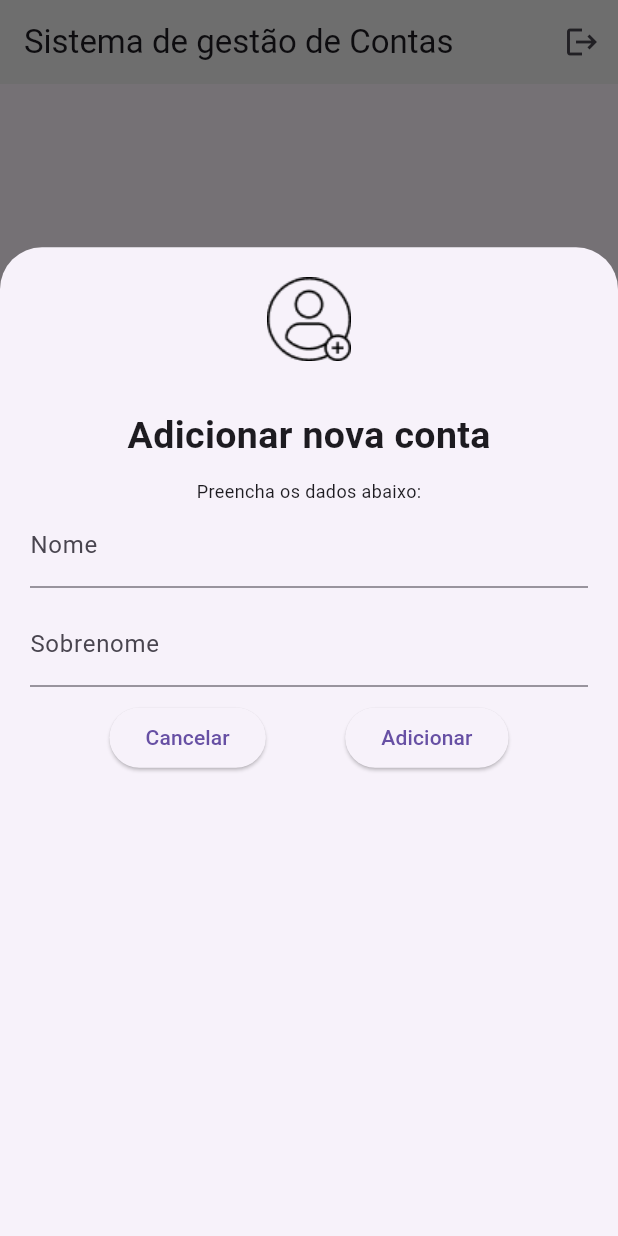
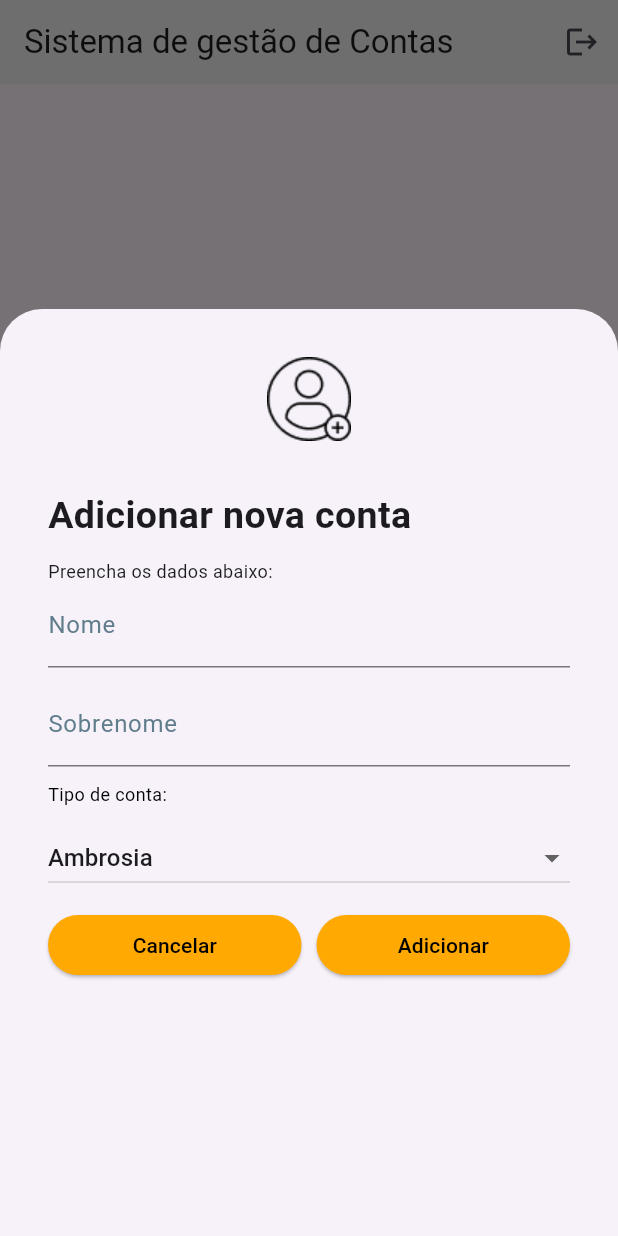
Before and after one commit to felipelwvargas-spec/flutter_banco_douro, a Flutter app: the screen it shows after launch, after a tap on "Entrar", after a tap on the "add" icon, on a phone screen of 412 x 824 dp. Run offline on Flutter 3.47's test engine with Material 3 defaults, Android fonts, the phone set to English and light mode, and no system bars; network calls fail.

Commit message:
Função adicionar conta

```diff
--- a/lib/main.dart
+++ b/lib/main.dart
@@ -22,7 +22,7 @@ class BancoDouroApp extends StatelessWidget {
       // Define as rotas disponíveis na aplicação
       routes: {
         'login': (context) => const LoginScreen(),
-        'home': (context) => HomeScreen(),
+        'home': (context) => const HomeScreen(),
       },
       // Define a rota inicial como a tela de login
       initialRoute: 'login',
--- a/lib/ui/home_screen.dart
+++ b/lib/ui/home_screen.dart
@@ -14,7 +14,7 @@ import 'package:flutter_banco_douro/ui/widgets/add_account_modal.dart';
 /// dentro de um `setState` para forçar o `FutureBuilder` a recarregar os
 /// dados.
 class HomeScreen extends StatefulWidget {
-  HomeScreen({super.key});
+  const HomeScreen({super.key});
 
   @override
   State<HomeScreen> createState() => _HomeScreenState();
--- a/lib/ui/login_screen.dart
+++ b/lib/ui/login_screen.dart
@@ -1,4 +1,5 @@
 import 'package:flutter/material.dart';
+import 'package:flutter_banco_douro/ui/styles/colors.dart';
 
 /// Tela de login do aplicativo
 class LoginScreen extends StatelessWidget {
@@ -47,7 +48,7 @@ class LoginScreen extends StatelessWidget {
                     // Campo de entrada para e-mail
                     TextFormField(
                       decoration: const InputDecoration(
-                        label: Text("E-mail"),
+                        label: Text("E-mail",),labelStyle: TextStyle(color: Colors.blueGrey)
 
 
                       ),
@@ -57,10 +58,10 @@ class LoginScreen extends StatelessWidget {
                     TextFormField(
                       obscureText: true,
                       decoration: const InputDecoration(
-                        label: Text("Senha"),
+                        label: Text("Senha"),labelStyle: TextStyle(color: Colors.blueGrey)
                       ),
                     ),
-                    const SizedBox(height: 32),
+                    const SizedBox(height: 30),
                     // Botão de login que navega para a tela de home
                     ElevatedButton(
                       onPressed: () {
@@ -68,7 +69,8 @@ class LoginScreen extends StatelessWidget {
                       },
                       style: const ButtonStyle(
                         backgroundColor: WidgetStatePropertyAll(
-                          Color(0xFFFFA902),
+                          AppColor.orange,
+
                         ),
                       ),
                       child: const Text(
--- a/lib/ui/widgets/add_account_modal.dart
+++ b/lib/ui/widgets/add_account_modal.dart
@@ -1,18 +1,44 @@
 import 'package:flutter/material.dart';
+import 'package:flutter_banco_douro/models/account.dart';
+import 'package:flutter_banco_douro/services/account_services.dart';
+import 'package:flutter_banco_douro/ui/styles/colors.dart';
+import 'package:uuid/uuid.dart';
 
-class AddAccountModal extends StatelessWidget {
+/// Modal que contém o formulário para adicionar uma nova conta.
+///
+/// Exibe campos para nome e sobrenome e botões para confirmar ou
+/// cancelar a operação.
+class AddAccountModal extends StatefulWidget {
   const AddAccountModal({super.key});
 
   @override
+  State<AddAccountModal> createState() => _AddAccountModalState();
+}
+
+class _AddAccountModalState extends State<AddAccountModal> {
+  String _accountType = "AMBROSIA";
+  TextEditingController _nameController = TextEditingController();
+  TextEditingController _lastNameController = TextEditingController();
+
+
+  /// Constrói o layout do modal com campos de entrada e botões.
+  @override
   Widget build(BuildContext context) {
-    return
-        Container(
-          height: MediaQuery.of(context).size.height * 0.80,
-          padding: const EdgeInsets.all(20),
-          child: Column(children: [
-            Image.asset("assets/images/icon_add_account.png"),
+    return Container(
+      height: MediaQuery.of(context).size.height * 0.75,
+      padding: EdgeInsets.only(
+        top: 32,
+        left: 32,
+        right: 32,
+        bottom: MediaQuery.of(context).viewInsets.bottom,
+      ),
+      child: SingleChildScrollView(
+        child: Column(crossAxisAlignment: CrossAxisAlignment.start, children: [
+          Center(
+            child: Image.asset("assets/images/icon_add_account.png"),
+          ),
           const SizedBox(height: 32),
-            // Título da aplicação
+          // Título do modal
           const Text(
             "Adicionar nova conta",
             textAlign: TextAlign.start,
@@ -30,26 +56,99 @@ class AddAccountModal extends StatelessWidget {
             ),
           ),
           TextFormField(
+            controller: _nameController,
             decoration: const InputDecoration(
               labelText: 'Nome',
+              labelStyle: TextStyle(color: Colors.blueGrey),
             ),
           ),
           const SizedBox(height: 10),
           TextFormField(
+            controller: _lastNameController,
             decoration: const InputDecoration(
               labelText: 'Sobrenome',
+              labelStyle: TextStyle(color: Colors.blueGrey),
             ),
           ),
           const SizedBox(height: 10),
-            Row(
-              mainAxisAlignment: MainAxisAlignment.spaceEvenly,
-              children: [
-                ElevatedButton(onPressed: (){}, child: const Text("Cancelar")),
-                ElevatedButton(onPressed: (){}, child: const Text("Adicionar"),),
-              ]
-            )
+          const Text(
+            "Tipo de conta:",
+            textAlign: TextAlign.start,
+            style: TextStyle(fontSize: 12, color: Colors.black),
+          ),
+          const SizedBox(height: 10),
+          DropdownButton<String>(
+            value: _accountType,
+            isExpanded: true,
+            items: const [
+              DropdownMenuItem(value: "AMBROSIA", child: Text("Ambrosia")),
+              DropdownMenuItem(value: "CANJICA", child: Text("Canjica")),
+              DropdownMenuItem(value: "PUDIM", child: Text("Pudim")),
+              DropdownMenuItem(value: "BRIGADEIRO", child: Text("Brigadeiro")),
+            ],
+            onChanged: (String? newValue) {
+              if (newValue != null) {
+                setState(() {
+                  _accountType = newValue;
+                });
+              }
+            },
+          ),
+          const SizedBox(height: 10),
 
+          Row(children: [
+            Expanded(
+                child: ElevatedButton(
+                    onPressed: () {
+                      onButtonCancelClicked();
+                    },
+                    style: const ButtonStyle(
+                      backgroundColor: WidgetStatePropertyAll(
+                        AppColor.orange,
+                      ),
+                    ),
+                    child: const Text(
+                      "Cancelar",
+                      style: TextStyle(color: Colors.black),
+                    ))),
+            const SizedBox(width: 10),
+            Expanded(
+                child: ElevatedButton(
+              onPressed: () {
+                onButtonSendClicked();
+              },
+              style: const ButtonStyle(
+                backgroundColor: WidgetStatePropertyAll(
+                  AppColor.orange,
+                ),
+              ),
+              child: const Text(
+                "Adicionar",
+                style: TextStyle(color: Colors.black),
+              ),
+            )),
+          ])
         ]),
+      ),
     );
   }
+  onButtonCancelClicked() {
+    Navigator.pop(context);
   }
+  onButtonSendClicked() {
+    // Lógica para adicionar a conta
+    String name = _nameController.text;
+    String lastName = _lastNameController.text;
+
+    Account account = Account(
+      id: const Uuid().v1(),
+      name: name,
+      lastName: lastName,
+      balance: 0,
+      accountType: _accountType,
+      );
+
+    AccountService().addAccount(account);
+  }
+
+}
```
Lines whose indentation alone changed are shown as unchanged.
